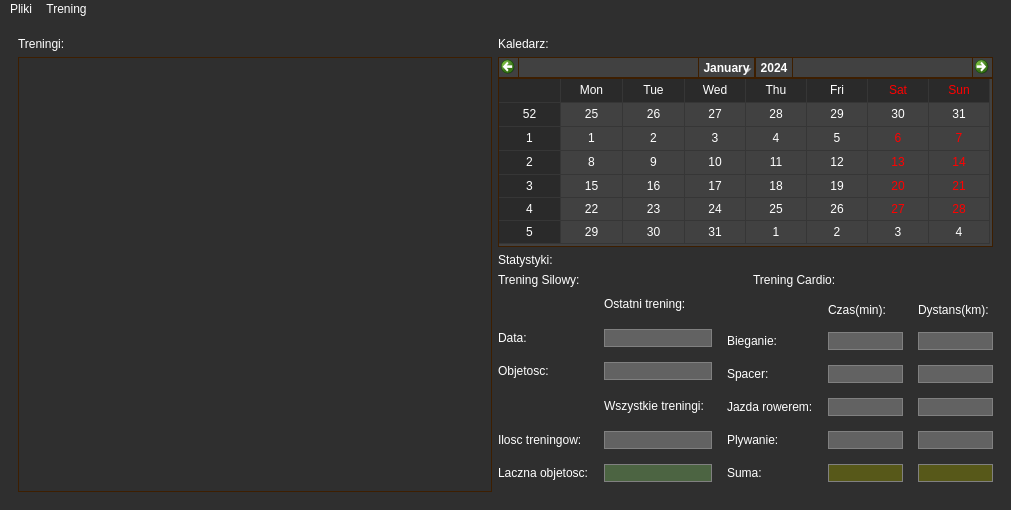
First picture: the form in mainwindow.ui, repository Kukulim/DziennikQt, before the edit.
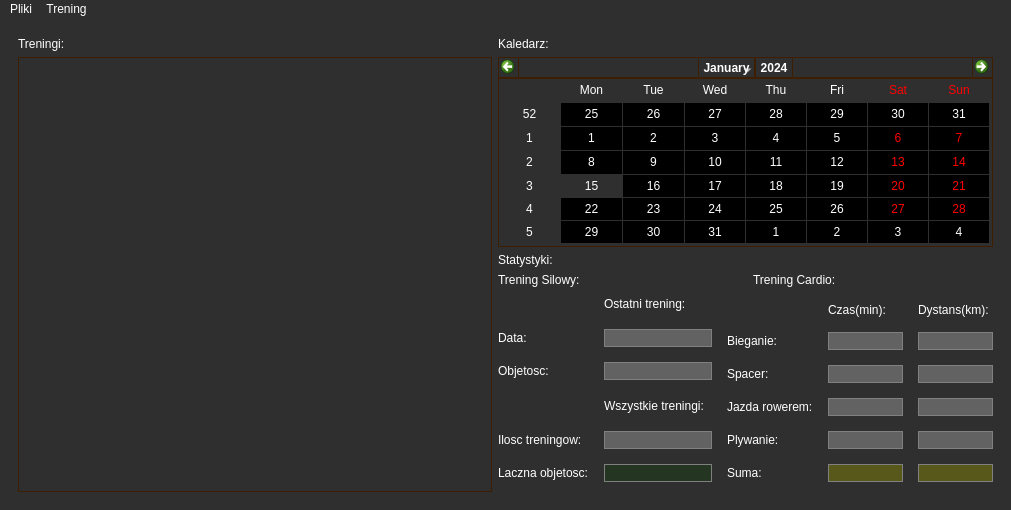
Second picture: the form after the edit. Icons and pictures are not drawn.

Patch:
```diff
--- a/mainwindow.ui
+++ b/mainwindow.ui
@@ -114,8 +114,9 @@
           <property name="styleSheet">
            <string notr="true">background-color:rgb(65, 65, 65);
 border: 1px solid  rgb(61, 30, 0);
-alternate-background-color: rgb(42, 42, 42);
+alternate-background-color: transparent;
 selection-background-color:transparent;
+background-color:transparent;
 </string>
           </property>
           <property name="gridVisible">
@@ -217,7 +218,7 @@
             <item row="6" column="1">
              <widget class="QLineEdit" name="wszystkieTreningiSiloweObjetoscEdit">
               <property name="styleSheet">
-               <string notr="true">background-color:rgb(76, 100, 66);;
+               <string notr="true">background-color:rgb(36, 53, 33);;
 border: 1px solid gray;
 color:rgb(0, 255, 0)</string>
               </property>
```
Left out of the diff: 276 changed lines with no effect on the pictures.
